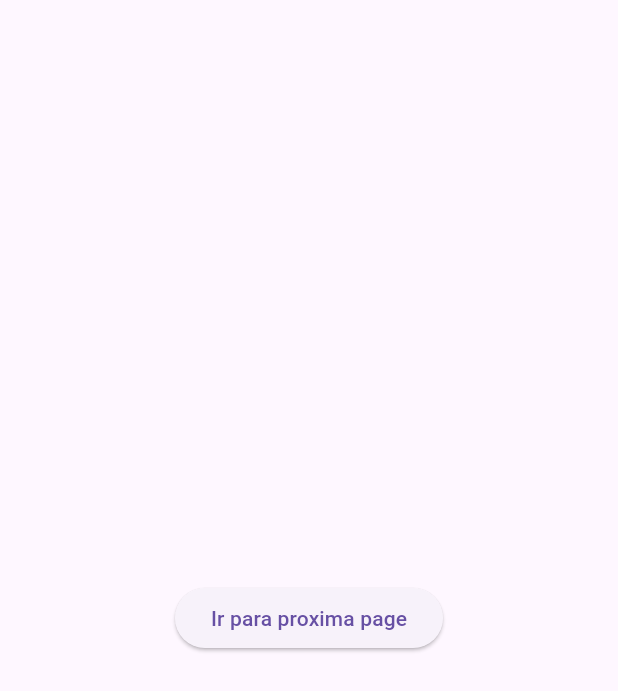
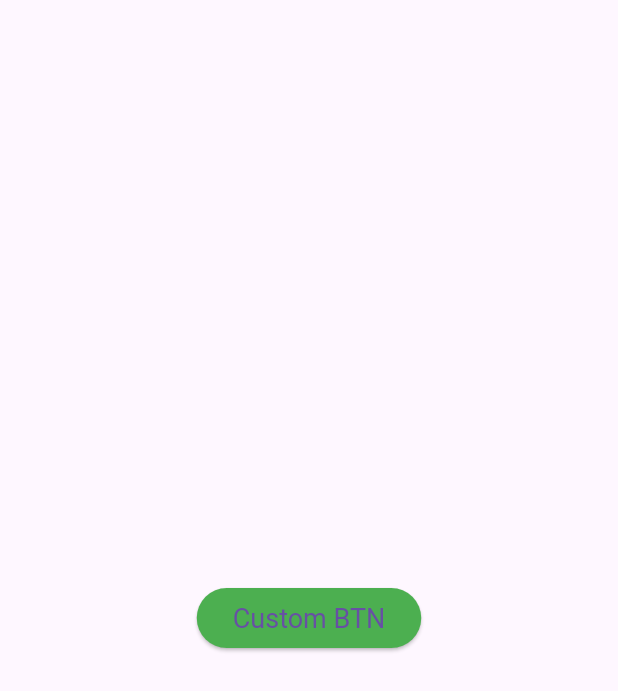
Before and after one commit to marcotuliosr/navigation_pages, a Flutter app: the screen it shows after launch, on a phone screen of 412 x 824 dp. Shown: the top 691 px of the screen. Run offline on Flutter 3.47's test engine with Material 3 defaults, Android fonts, the phone set to English and light mode, and no system bars.

Commit message:
custom widget

```diff
--- /dev/null
+++ b/lib/custom_button_widget.dart
@@ -0,0 +1,39 @@
+import 'package:flutter/material.dart';
+
+class CustomButtonWidget extends StatelessWidget {
+  final VoidCallback onPressed;
+  final String title;
+  final bool disable;
+  final double? titleSize;
+  const CustomButtonWidget({
+    Key? key,
+    required this.onPressed,
+    required this.title,
+    this.disable = false,
+    this.titleSize,
+  }) : super(key: key);
+
+  @override
+  Widget build(BuildContext context) {
+    return ElevatedButton(
+      onPressed: disable ? null : onPressed,
+      child: Text(title),
+      style: ButtonStyle(
+          backgroundColor: MaterialStateProperty.resolveWith<Color>((states) {
+            if (states.contains(MaterialState.disabled)) return Colors.red;
+            if (states.contains(MaterialState.pressed)) return Colors.blue;
+            return Colors.green;
+          }),
+          shape: MaterialStateProperty.all(
+            RoundedRectangleBorder(borderRadius: BorderRadius.circular(30)),
+          ),
+          textStyle: MaterialStateProperty.resolveWith((states) {
+            if (states.contains(MaterialState.pressed))
+              return TextStyle(
+                fontSize: titleSize != null ? titleSize! * 2 : 28,
+              );
+            return TextStyle(fontSize: titleSize);
+          })),
+    );
+  }
+}
--- a/lib/one_page.dart
+++ b/lib/one_page.dart
@@ -1,5 +1,5 @@
 import 'package:flutter/material.dart';
-import 'package:navigation_pages/two_page.dart';
+import 'package:navigation_pages/custom_button_widget.dart';
 
 class OnePage extends StatelessWidget {
   const OnePage({Key? key}) : super(key: key);
@@ -8,11 +8,11 @@
   Widget build(BuildContext context) {
     return Scaffold(
       body: Center(
-        child: ElevatedButton(
-          onPressed: () {
-            Navigator.of(context).pushReplacementNamed('/twoPage',arguments: '123').then((value) => print(value));
-          },
-          child: Text('Ir para proxima page'),
+        child: CustomButtonWidget(
+          disable: false,
+          onPressed: () {},
+          title: ('Custom BTN'),
+          titleSize: 18,
         ),
       ),
     );
```
